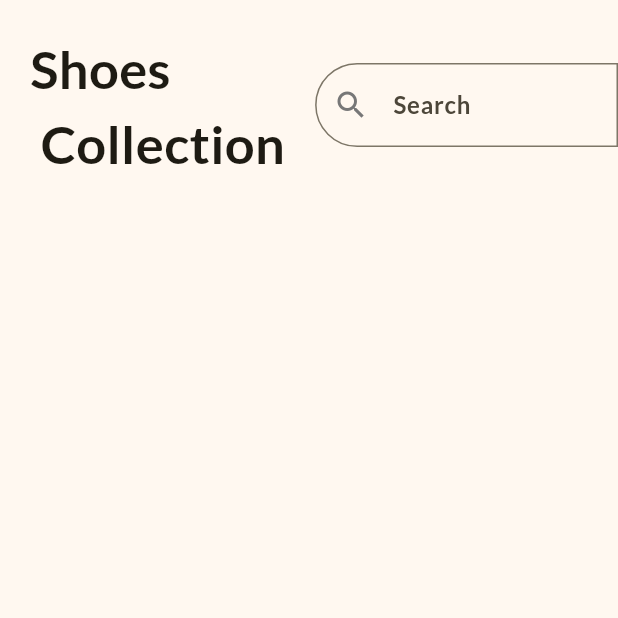
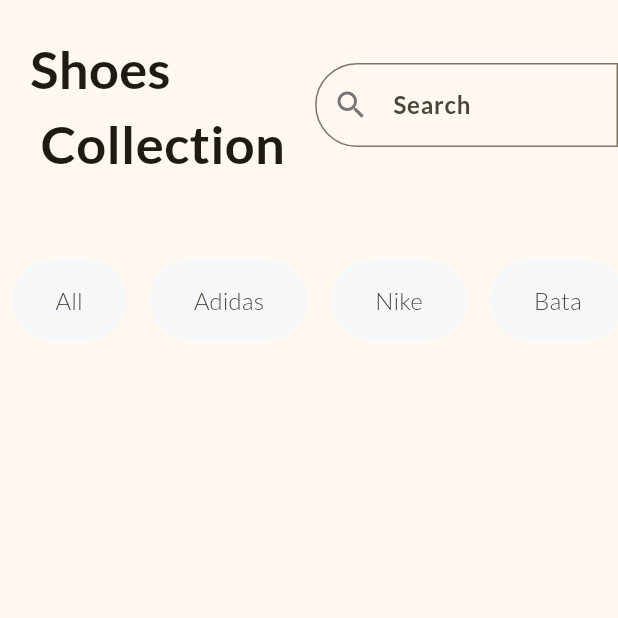
Before and after one commit to thephotogenicbug/shop_app-flutter, a Flutter app: the screen it shows after launch, on a phone screen of 412 x 824 dp, the top half of it. Run offline on Flutter 3.47's test engine with Material 3 defaults, Android fonts, the phone set to English and light mode, and no system bars.

Commit message:
Design Company Chips

```diff
--- a/lib/home_page.dart
+++ b/lib/home_page.dart
@@ -2,6 +2,8 @@ import 'package:flutter/material.dart';
 
 class HomePage extends StatelessWidget {
   const HomePage({super.key});
+
+  final List<String> filters = const ['All', 'Adidas', 'Nike', 'Bata'];
 
   @override
   Widget build(BuildContext context) {
@@ -14,11 +16,11 @@ class HomePage extends StatelessWidget {
       ),
     );
 
-    return const Scaffold(
+    return Scaffold(
       body: SafeArea(
         child: Column(
           children: [
-            Row(
+            const Row(
               children: [
                 Padding(
                   padding: EdgeInsets.all(20.0),
@@ -38,6 +40,32 @@ class HomePage extends StatelessWidget {
                 ),
               ],
             ),
+            SizedBox(
+              height: 120,
+              child: ListView.builder(
+                itemCount: filters.length,
+                scrollDirection: Axis.horizontal,
+                itemBuilder: (context, index) {
+                  final filter = filters[index];
+                  return Padding(
+                    padding: const EdgeInsets.symmetric(horizontal: 8.0),
+                    child: Chip(
+                      backgroundColor: const Color.fromRGBO(245, 247, 249, 1),
+                      side: const BorderSide(
+                        color: Color.fromRGBO(245, 247, 249, 1),
+                      ),
+                      padding: const EdgeInsets.symmetric(
+                          horizontal: 20, vertical: 15),
+                      label: Text(filter),
+                      labelStyle: const TextStyle(fontSize: 16),
+                      shape: RoundedRectangleBorder(
+                        borderRadius: BorderRadius.circular(30),
+                      ),
+                    ),
+                  );
+                },
+              ),
+            )
           ],
         ),
       ),
```
